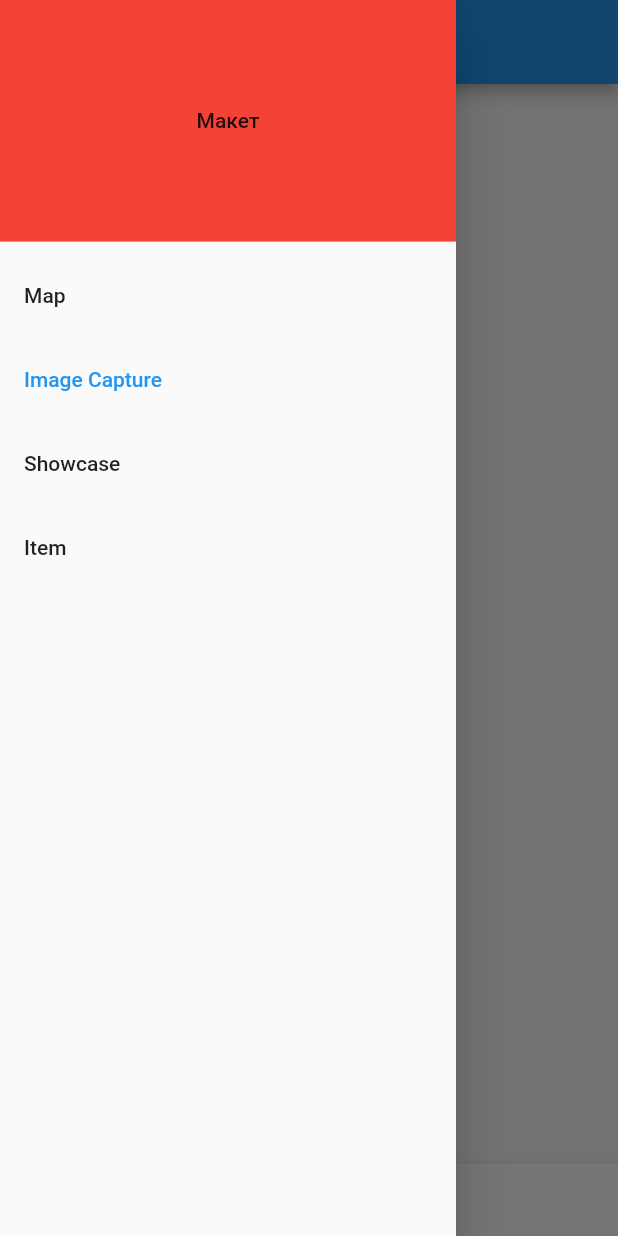
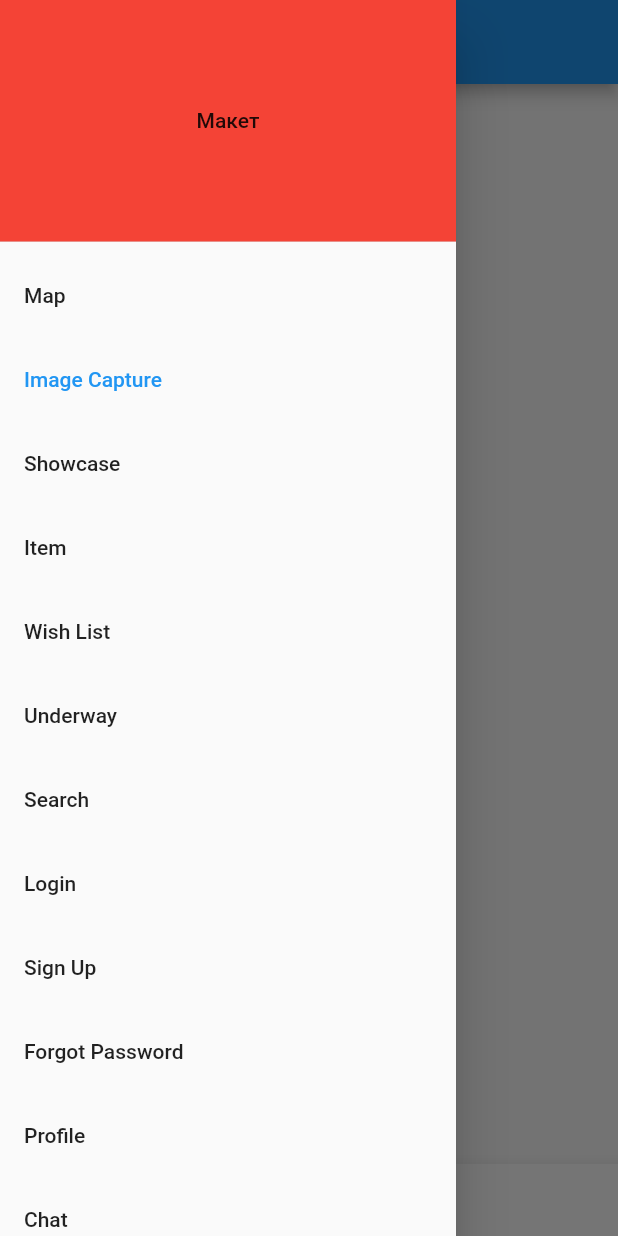
Before and after one commit to comerc/minsk8, a Flutter app: the ImageCaptureScreen screen opened by its route, with the side drawer open, on a phone screen of 412 x 824 dp. Run offline on Flutter 3.47's test engine with Material 2 defaults, Android fonts, the phone set to English and light mode, and no system bars; our stand-ins replace firebase_storage, flutter_map, geolocator, image_cropper, image_picker, latlong and 2 more; missing offline and left inert: pinch_zoom_image, state_persistence; accounts and stored records are empty.

Commit message:
Modified mainRoutes

```diff
--- a/lib/widgets/main_drawer.dart
+++ b/lib/widgets/main_drawer.dart
@@ -18,6 +18,60 @@ final mainRoutes = [
     'route': '/item',
     'arguments': {'id': 0},
   },
+  {
+    'title': 'Wish List',
+    'route': '/wish_list',
+  },
+  {
+    'title': 'Underway',
+    'route': '/underway',
+  },
+  {
+    'title': 'Search',
+    'route': '/search',
+  },
+  {
+    'title': 'Login',
+    'route': '/login',
+  },
+  {
+    'title': 'Sign Up',
+    'route': '/sign_up',
+  },
+  {
+    'title': 'Forgot Password',
+    'route': '/forgot-password',
+  },
+  {
+    'title': 'Profile',
+    'route': '/profile',
+  },
+  {
+    'title': 'Chat',
+    'route': '/chat',
+    'arguments': {'user_id': 0},
+  },
+  {
+    'title': 'Select Kind(s)',
+    'route': '/kinds',
+  },
+  {
+    'title': 'Add Item',
+    'route': '/add_item',
+  },
+  {
+    'title': 'Edit Item',
+    'route': '/edit_item',
+    'arguments': {'id': 0},
+  },
+  {
+    'title': 'My Items',
+    'route': '/my_items',
+  },
+  {
+    'title': 'Notifications',
+    'route': '/notifications',
+  }
 ];
 
 class MainDrawer extends StatelessWidget {
@@ -59,13 +113,12 @@ class MainDrawer extends StatelessWidget {
                       context,
                       mainRoute['route'],
                     );
-                  } else {
-                    Navigator.pushNamed(
-                      context,
-                      mainRoute['route'],
-                      arguments: mainRoute['arguments'],
-                    );
                   }
+                  Navigator.pushNamed(
+                    context,
+                    mainRoute['route'],
+                    arguments: mainRoute['arguments'],
+                  );
                 },
               );
             },
```
